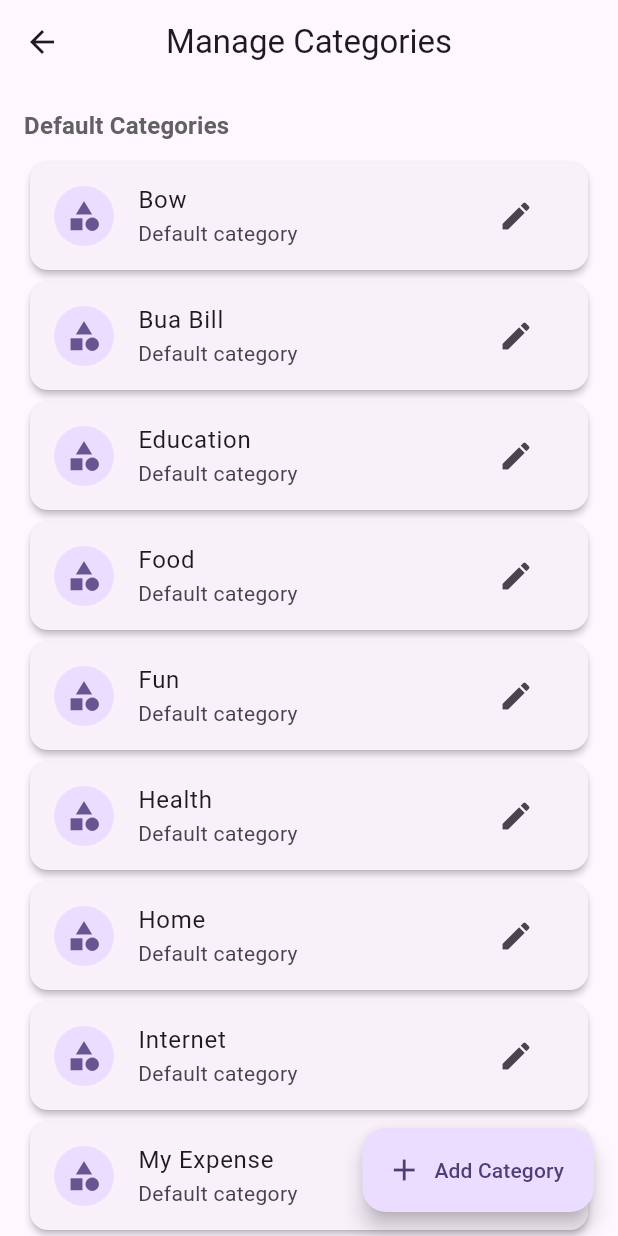
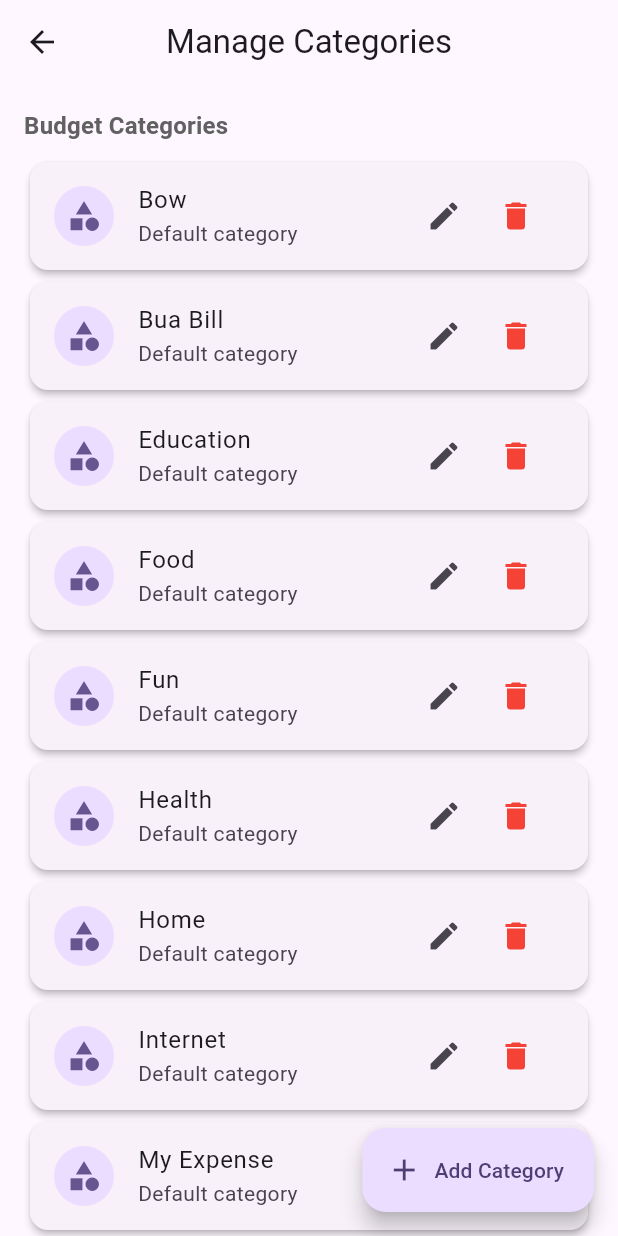
Before and after one commit to Darahat/budget_management, a Flutter app: the BudgetCategoriesPage screen opened directly, on a phone screen of 412 x 824 dp. Run offline on Flutter 3.47's test engine with Material 3 defaults, Android fonts, the phone set to English and light mode, and no system bars; our stand-ins replace equatable, flutter_riverpod, shared_preferences; accounts and stored records are empty.

Commit message:
make default category crud to take full control on default category

```diff
--- a/lib/features/budget/presentation/pages/budget_categories_page.dart
+++ b/lib/features/budget/presentation/pages/budget_categories_page.dart
@@ -170,7 +170,7 @@ class _BudgetCategoriesPageState extends ConsumerState<BudgetCategoriesPage> {
         title: const Text('Delete Category'),
         content: Text(
           'Are you sure you want to delete "${category.name}"?\n\n'
-          'Note: Budgets using this category will not be affected.',
+          'Note: Existing budgets using this category will not be affected.',
         ),
         actions: [
           TextButton(
@@ -252,72 +252,37 @@ class _BudgetCategoriesPageState extends ConsumerState<BudgetCategoriesPage> {
             );
           }
 
-          final defaultCategories = categories
-              .where((c) => c.isDefault)
-              .toList();
-          final customCategories = categories
-              .where((c) => !c.isDefault)
-              .toList();
-
           return ListView(
             padding: const EdgeInsets.all(16),
             children: [
-              if (defaultCategories.isNotEmpty) ...[
               Text(
-                  'Default Categories',
+                'Budget Categories',
                 style: Theme.of(context).textTheme.titleMedium?.copyWith(
                   fontWeight: FontWeight.bold,
                   color: Colors.grey[700],
                 ),
               ),
               const SizedBox(height: 8),
-                ...defaultCategories.map(
+              ...categories.map(
                 (category) => Card(
                   child: ListTile(
                     leading: CircleAvatar(
-                        backgroundColor: Theme.of(
-                          context,
-                        ).colorScheme.primaryContainer,
+                      backgroundColor: category.isDefault
+                          ? Theme.of(context).colorScheme.primaryContainer
+                          : Theme.of(context).colorScheme.secondaryContainer,
                       child: Icon(
-                          Icons.category,
-                          color: Theme.of(context).colorScheme.primary,
+                        category.isDefault ? Icons.category : Icons.star,
+                        color: category.isDefault
+                            ? Theme.of(context).colorScheme.primary
+                            : Theme.of(context).colorScheme.secondary,
                       ),
                     ),
                     title: Text(category.name),
-                      subtitle: const Text('Default category'),
-                      trailing: IconButton(
-                        icon: const Icon(Icons.edit),
-                        onPressed: () => _showEditCategoryDialog(category),
-                        tooltip: 'Edit category',
+                    subtitle: Text(
+                      category.isDefault
+                          ? 'Default category'
+                          : 'Custom category',
                     ),
-                    ),
-                  ),
-                ),
-                const SizedBox(height: 24),
-              ],
-              if (customCategories.isNotEmpty) ...[
-                Text(
-                  'Custom Categories',
-                  style: Theme.of(context).textTheme.titleMedium?.copyWith(
-                    fontWeight: FontWeight.bold,
-                    color: Colors.grey[700],
-                  ),
-                ),
-                const SizedBox(height: 8),
-                ...customCategories.map(
-                  (category) => Card(
-                    child: ListTile(
-                      leading: CircleAvatar(
-                        backgroundColor: Theme.of(
-                          context,
-                        ).colorScheme.secondaryContainer,
-                        child: Icon(
-                          Icons.star,
-                          color: Theme.of(context).colorScheme.secondary,
-                        ),
-                      ),
-                      title: Text(category.name),
-                      subtitle: const Text('Custom category'),
                     trailing: Row(
                       mainAxisSize: MainAxisSize.min,
                       children: [
@@ -336,7 +301,6 @@ class _BudgetCategoriesPageState extends ConsumerState<BudgetCategoriesPage> {
                   ),
                 ),
               ),
-              ],
             ],
           );
         },
--- a/lib/features/budget/presentation/providers/budget_category_providers.dart
+++ b/lib/features/budget/presentation/providers/budget_category_providers.dart
@@ -139,13 +139,6 @@ class BudgetCategoryNotifier
 
   Future<void> deleteCategory({required String id}) async {
     try {
-      final categories = state.valueOrNull ?? [];
-      final category = categories.firstWhere((c) => c.id == id);
-
-      if (category.isDefault) {
-        throw Exception('Cannot delete default categories');
-      }
-
       await deleteBudgetCategory(id: id);
       await loadCategories();
     } catch (e) {
```
Lines whose indentation alone changed are shown as unchanged.
